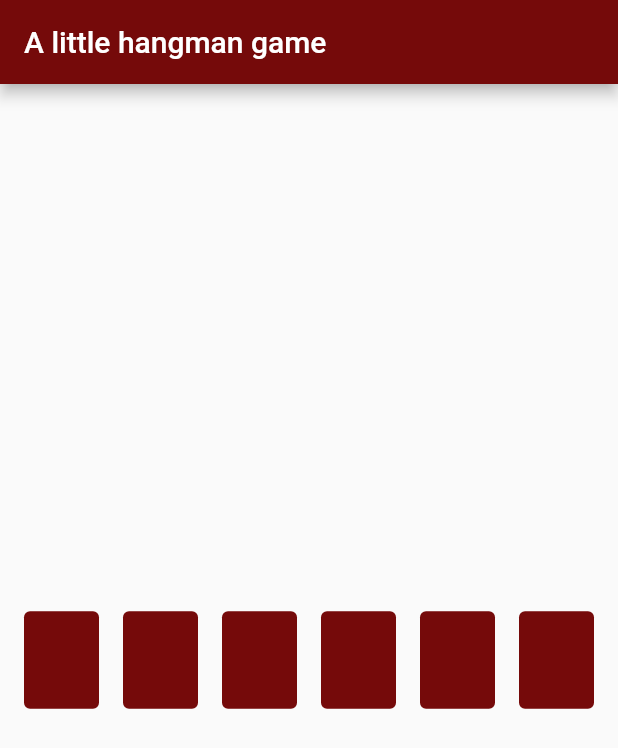
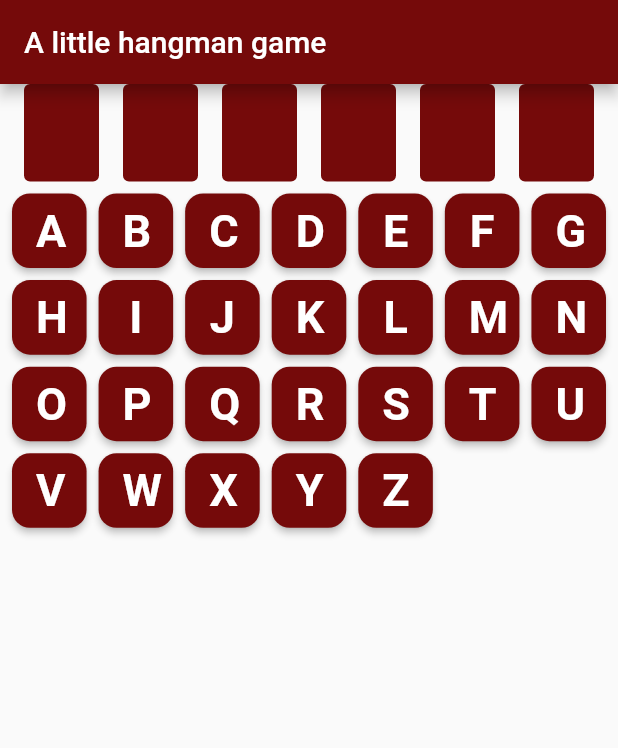
Before and after one commit to Stecathw/hangman, a Flutter app: the screen it shows after launch, on a phone screen of 412 x 824 dp. Shown: the top 748 px of the screen. Run offline on Flutter 3.47's test engine with Material 2 defaults, Android fonts, the phone set to English and light mode, and no system bars; our stand-ins replace flutter_bloc, flutter_dotenv.

Commit message:
feature(keyboard): display keyboard.

```diff
--- a/lib/game/views/game_page.dart
+++ b/lib/game/views/game_page.dart
@@ -3,6 +3,7 @@ import 'package:flutter_bloc/flutter_bloc.dart';
 import 'package:hangman/game/cubit/game_cubit.dart';
 import 'package:hangman/game/cubit/game_state.dart';
 import 'package:hangman/game/views/widgets/letter.dart';
+import 'package:hangman/game/views/widgets/keyboard.dart';
 import 'package:hangman/game/views/utils/colors.dart';
 
 class GamePage extends StatefulWidget {
@@ -37,17 +38,29 @@ class _GamePageState extends State<GamePage> {
             );
           } else if (state is ResponseGameState) {
             final wordToGuess = state.chosenWord;
-            return Center(
-                child: Row(
-              mainAxisAlignment: MainAxisAlignment.spaceEvenly,
-              children: wordToGuess
+            //letterUsed = state.selectedChar;
+            //keyboard = state.;
+            return Column(
+              children: [
+              Row(
+                mainAxisAlignment: MainAxisAlignment.spaceEvenly,
+                children: wordToGuess
                   .getLetters()
                   .map((e) => letter(
                       e.toUpperCase(),
                       !ResponseGameState.selectedChar.contains(
                           e.toUpperCase()))) // Hidding non-guessed letters
                   .toList(),
-            ));
+              ),
+              // Row(
+              //   mainAxisAlignment: MainAxisAlignment.spaceEvenly,
+              //   children :
+                //   <Widget>[keyboard()],
+              // ),
+                Expanded(child: keyboard()),
+              ],
+          );
+
           } else if (state is ErrorGameState) {
             return Center(child: Text(state.error));
           }
--- a/lib/game/views/utils/alphabet.dart
+++ b/lib/game/views/utils/alphabet.dart
@@ -1 +1,6 @@
 // TODO : make alphabet reference for keyboard
+
+  const List<String> letters = ["A", "B", "C", "D", "E", "F", "G", "H",
+    "I", "J", "K", "L", "M", "N", "O", "P",
+    "Q", "R", "S", "T", "U", "V", "W", "X",
+    "Y", "Z"];
--- a/lib/game/views/utils/colors.dart
+++ b/lib/game/views/utils/colors.dart
@@ -3,4 +3,5 @@ import 'package:flutter/material.dart';
 // Sets colors used in the app here
 class AppColor {
   static Color primaryColorRed = const Color.fromARGB(255, 117, 10, 10);
+  static Color primaryColorGrey = const Color.fromARGB(255, 69, 69, 69);
 }
--- a/lib/game/views/widgets/keyboard.dart
+++ b/lib/game/views/widgets/keyboard.dart
@@ -1,48 +1,63 @@
 // TODO : create a keyboard
+import 'package:hangman/game/views/utils/colors.dart';
+import 'package:flutter/material.dart';
+import 'package:hangman/game/views/utils/alphabet.dart';
 
-// Rafactor and  use below :
-//           //Now let's build the Game keyboard
-//           SizedBox(
-//             width: double.infinity,
-//             height: 250.0,
-//             child: GridView.count(
-//               crossAxisCount: 7,
-//               mainAxisSpacing: 8.0,
-//               crossAxisSpacing: 8.0,
-//               padding: const EdgeInsets.all(8.0),
-//               children: alphabets.map((e) {
-//                 return RawMaterialButton(
-//                   onPressed: Game.selectedChar.contains(e)
-//                       ? null // we first check that we didn't selected the button before
-//                       : () {
-//                           setState(() {
-//                             Game.selectedChar.add(e);
-//                             print(Game.selectedChar);
-//                             if (!word.split('').contains(e.toUpperCase())) {
-//                               Game.tries++;
-//                             }
-//                           });
-//                         },
-//                   shape: RoundedRectangleBorder(
-//                     borderRadius: BorderRadius.circular(4.0),
-//                   ),
-//                   child: Text(
-//                     e,
-//                     style: const TextStyle(
-//                       color: Colors.white,
-//                       fontSize: 30.0,
-//                       fontWeight: FontWeight.bold,
-//                     ),
-//                   ),
-//                   fillColor: Game.selectedChar.contains(e)
-//                       ? Colors.black87
-//                       : Colors.blue,
-//                 );
-//               }).toList(),
-//             ),
-//           )
-//         ],
-//       ),
-//     );
-//   }
-// }
+
+// Refactor and  use below :
+//Now let's build the Game keyboard
+
+Widget keyboard(){
+            // height: 250.0,
+            return GridView.count(
+              crossAxisCount: 7,
+              mainAxisSpacing: 8.0,
+              crossAxisSpacing: 8.0,
+              padding: const EdgeInsets.all(8.0),
+              children: letters.map((e) {
+                return ElevatedButton(
+                  onPressed: (){
+
+                  },
+                    //letterSelected.contains(e)
+                    //  ? null // we first check that we didn't selected the button before
+                    //  : () {
+                          // setState(() {
+                          //   letterSelected.add(e);
+                          //   print(letterSelected);
+                          //   if (!word.split('').contains(e.toUpperCase())) {
+                          //     Game.tries++;
+                          //   }
+                          // });
+                        //},
+
+                style: ButtonStyle(
+                    overlayColor: MaterialStateProperty.resolveWith<Color?>(
+                          (Set<MaterialState> states) {
+                        if (states.contains(MaterialState.pressed))
+                          return AppColor.primaryColorGrey;
+                        return null;
+                      },
+                    ),
+                backgroundColor: MaterialStateProperty.all(AppColor.primaryColorRed),
+                shape: MaterialStateProperty.all<RoundedRectangleBorder>(
+                RoundedRectangleBorder(
+                borderRadius: BorderRadius.circular(12.0)
+                ),
+                  // fillColor: Game.selectedChar.contains(e)
+                  //     ? Colors.black87
+                  //     : Colors.blue,
+                )
+                ),
+                  child: Text(
+                    e,
+                    style: const TextStyle(
+                    color: Colors.white,
+                    fontSize: 30.0,
+                    fontWeight: FontWeight.bold,
+                    ),
+                  )
+                );
+              }).toList(),
+            );
+  }
--- a/lib/models/word.dart
+++ b/lib/models/word.dart
@@ -1,3 +1,4 @@
+// Classe correspondant au mot qui sera à deviner et qui sera split dans la game_page
 class Word {
   final String word;
 
--- a/lib/repository/word_repository.dart
+++ b/lib/repository/word_repository.dart
@@ -30,7 +30,7 @@ class WordRepository {
     }
   }
 
-  /// Returns a list of [Words] whithout calling the API.
+  /// Returns a list of [Words] without calling the API.
   Future<List<Word>> getFiveFromLocal() async {
     final result = ['random', 'word', 'for', 'testing', 'purpose'].map((e) {
       return Word(word: e);
```
